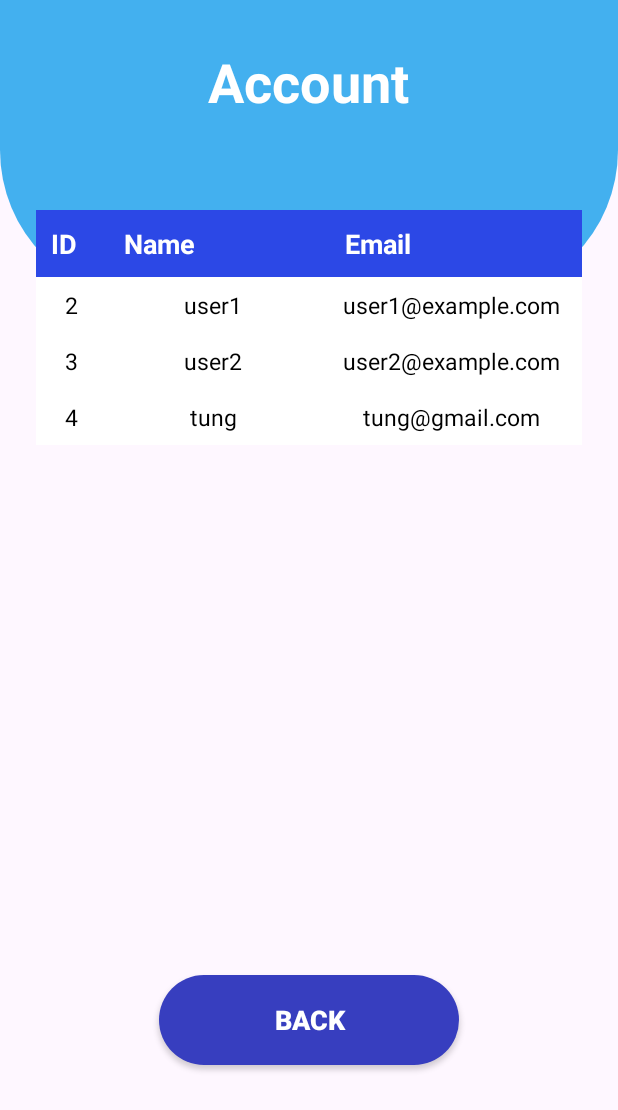
After one commit to tungpl03/Watpad_StoryReading, an Android app: the AccountManageActivity screen opened directly, with no data from a screen before it, on a phone screen of 412 x 824 dp. The commit adds this screen. Shown: the top 1110 px of the screen. Run offline under Robolectric (Android 15) with nearby library versions, the phone set to English and light mode, and no system bars.

Commit message:
account manage

```diff
--- a/StoryWatpad/app/src/main/java/com/example/storywatpad/DatabaseHandler.java
+++ b/StoryWatpad/app/src/main/java/com/example/storywatpad/DatabaseHandler.java
@@ -203,7 +203,8 @@ public class DatabaseHandler extends SQLiteOpenHelper {
                     cursor.getString(5), // Bio
                     cursor.getString(6), // Role
                     cursor.getString(7),  // CreatedAt
-                    cursor.getString(8)
+                    cursor.getString(8),
+                    cursor.getString(9)
             );
         }
 
@@ -229,7 +230,8 @@ public class DatabaseHandler extends SQLiteOpenHelper {
                     cursor.getString(5), // Bio
                     cursor.getString(6), // Role
                     cursor.getString(7), // CreatedAt
-                    cursor.getString(8)
+                    cursor.getString(8),
+                    cursor.getString(9)
             );
         }
 
@@ -256,7 +258,8 @@ public class DatabaseHandler extends SQLiteOpenHelper {
                     cursor.getString(5),
                     cursor.getString(6),
                     cursor.getString(7),
-                    cursor.getString(8));
+                    cursor.getString(8),
+                    cursor.getString(9));
         }
 
         cursor.close(); // Đóng Cursor sau khi sử dụng
@@ -279,7 +282,8 @@ public class DatabaseHandler extends SQLiteOpenHelper {
                     cursor.getString(5),
                     cursor.getString(6),
                     cursor.getString(7),
-                    cursor.getString(8));
+                    cursor.getString(8),
+                    cursor.getString(9));
         }
 
         cursor.close(); // Đóng Cursor sau khi sử dụng
@@ -297,4 +301,32 @@ public class DatabaseHandler extends SQLiteOpenHelper {
         db.close();
     }
 
+    public List<User> getAllUser() {
+        List<User> userList = new ArrayList<>();
+        SQLiteDatabase db = SQLiteDatabase.openDatabase(dbPath, null, SQLiteDatabase.OPEN_READWRITE);
+
+        Cursor cursor = getCursor("SELECT * FROM User WHERE Role = 'user'");
+
+        if (cursor.moveToFirst()) {
+            do {
+                User user = new User(
+                        cursor.getInt(0),
+                        cursor.getString(1),
+                        cursor.getString(2),
+                        cursor.getString(3),
+                        cursor.getString(4),
+                        cursor.getString(5),
+                        cursor.getString(6),
+                        cursor.getString(7),
+                        cursor.getString(8),
+                        cursor.getString(9)
+                );
+                userList.add(user);
+            } while (cursor.moveToNext());
+        }
+
+        cursor.close();
+        db.close();
+        return userList;
+    }
 }
--- a/StoryWatpad/app/src/main/java/com/example/storywatpad/model/User.java
+++ b/StoryWatpad/app/src/main/java/com/example/storywatpad/model/User.java
@@ -10,11 +10,12 @@ public class User {
     String Role;
     String CreatedAt;
     String UpdatedAt;
+    String Status;
 
     public User() {
     }
 
-    public User(int userId, String username, String email, String passwordHash, String avatarUrl, String bio, String role, String createdAt, String updatedAt) {
+    public User(int userId, String username, String email, String passwordHash, String avatarUrl, String bio, String role, String createdAt, String updatedAt, String status) {
         UserId = userId;
         Username = username;
         Email = email;
@@ -24,9 +25,8 @@ public class User {
         Role = role;
         CreatedAt = createdAt;
         UpdatedAt = updatedAt;
+        Status = status;
     }
-
-
 
     public int getUserId() {
         return UserId;
@@ -99,6 +99,15 @@ public class User {
     public void setUpdatedAt(String updatedAt) {
         UpdatedAt = updatedAt;
     }
+
+    public String getStatus() {
+        return Status;
+    }
+
+    public void setStatus(String status) {
+        Status = status;
+    }
+
     public String getDrawableImageName() {
         if(AvatarUrl != null){
         return AvatarUrl.replace(".jpg", "").replace(".png", "").replace(".jpeg", "");
--- /dev/null
+++ b/StoryWatpad/app/src/main/java/com/example/storywatpad/view/AccountManageActivity.java
@@ -0,0 +1,52 @@
+package com.example.storywatpad.view;
+
+import android.content.SharedPreferences;
+import android.os.Bundle;
+
+import androidx.appcompat.app.AppCompatActivity;
+import androidx.appcompat.widget.AppCompatButton;
+import androidx.recyclerview.widget.LinearLayoutManager;
+import androidx.recyclerview.widget.RecyclerView;
+
+import com.example.storywatpad.DatabaseHandler;
+import com.example.storywatpad.R;
+import com.example.storywatpad.model.User;
+import com.example.storywatpad.view.adapter.AccountAdapter;
+
+import java.util.ArrayList;
+import java.util.List;
+
+public class AccountManageActivity extends AppCompatActivity {
+
+    RecyclerView accountList;
+    List<User> userList = new ArrayList<>();
+    private DatabaseHandler db = new DatabaseHandler(this);
+    SharedPreferences SP;
+    AccountAdapter adapter;
+    User user;
+    AppCompatButton back;
+
+    @Override
+    protected void onCreate(Bundle savedInstanceState) {
+
+        super.onCreate(savedInstanceState);
+
+        setContentView(R.layout.account_manage);
+
+        SP = getSharedPreferences("wadpadlogin", MODE_PRIVATE);//KB in a fun, not out
+        user = db.getAccount(SP.getString("Email", ""), SP.getString("Password", ""));
+
+        accountList = findViewById(R.id.accountList);
+        accountList.setLayoutManager(new LinearLayoutManager(this)); // Quan trọng để hiển thị danh sách
+
+        userList = db.getAllUser();
+
+        adapter = new AccountAdapter(this, userList);
+        accountList.setAdapter(adapter);
+
+        back = findViewById(R.id.back);
+        back.setOnClickListener(view -> {
+            finish(); // Đóng Activity hiện tại để quay lại MainActivity
+        });;
+    }
+}
--- /dev/null
+++ b/StoryWatpad/app/src/main/java/com/example/storywatpad/view/AdminPageActivity.java
@@ -0,0 +1,77 @@
+package com.example.storywatpad.view;
+
+import android.content.Intent;
+import android.content.SharedPreferences;
+import android.os.Bundle;
+import android.view.View;
+
+import androidx.appcompat.app.AppCompatActivity;
+import androidx.cardview.widget.CardView;
+
+import com.example.storywatpad.DatabaseHandler;
+import com.example.storywatpad.R;
+import com.example.storywatpad.model.User;
+
+public class AdminPageActivity extends AppCompatActivity {
+    User user;
+    SharedPreferences SP;
+    CardView accountManage, storyManage, statistic, logout;
+    private DatabaseHandler db = new DatabaseHandler(this);
+
+    @Override
+    protected void onCreate(Bundle savedInstanceState) {
+        super.onCreate(savedInstanceState);
+        setContentView(R.layout.admin_page);
+        Init();
+        SP = getSharedPreferences("wadpadlogin", MODE_PRIVATE);
+        Events();
+
+
+    }
+
+    private void Events() {
+        accountManage.setOnClickListener(new View.OnClickListener() {
+            @Override
+            public void onClick(View v) {
+                Intent it = new Intent(AdminPageActivity.this, AccountManageActivity.class);
+                startActivity(it);
+            }
+        });
+
+        storyManage.setOnClickListener(new View.OnClickListener() {
+            @Override
+            public void onClick(View v) {
+
+            }
+        });
+
+        statistic.setOnClickListener(new View.OnClickListener() {
+            @Override
+            public void onClick(View v) {
+
+            }
+        });
+
+
+        logout.setOnClickListener(new View.OnClickListener() {
+            @Override
+            public void onClick(View v) {
+                SharedPreferences.Editor editor = SP.edit();
+                editor.clear();
+                editor.apply();
+                Intent it = new Intent(AdminPageActivity.this, LoginActivity.class);
+                startActivity(it);
+            }
+        });
+    }
+
+    private void Init() {
+        accountManage = findViewById(R.id.accountManage);
+        storyManage = findViewById(R.id.storyManage);
+        statistic = findViewById(R.id.statistic);
+        logout = findViewById(R.id.logout);
+        SP = getSharedPreferences("wadpadlogin", MODE_PRIVATE);//KB in a fun, not out
+        user = db.getAccount(SP.getString("Email", ""), SP.getString("Password", ""));
+    }
+
+}
--- a/StoryWatpad/app/src/main/java/com/example/storywatpad/view/ChangePasswordActivity.java
+++ b/StoryWatpad/app/src/main/java/com/example/storywatpad/view/ChangePasswordActivity.java
@@ -1,7 +1,5 @@
 package com.example.storywatpad.view;
 
-import android.app.AlertDialog;
-import android.content.DialogInterface;
 import android.content.Intent;
 import android.content.SharedPreferences;
 import android.os.Bundle;
--- a/StoryWatpad/app/src/main/java/com/example/storywatpad/view/ChangeProfileActivity.java
+++ b/StoryWatpad/app/src/main/java/com/example/storywatpad/view/ChangeProfileActivity.java
@@ -1,4 +1,5 @@
 package com.example.storywatpad.view;
+
 
 import android.content.ContextWrapper;
 import android.content.Intent;
--- a/StoryWatpad/app/src/main/java/com/example/storywatpad/view/LoginActivity.java
+++ b/StoryWatpad/app/src/main/java/com/example/storywatpad/view/LoginActivity.java
@@ -46,13 +46,23 @@ public class LoginActivity extends AppCompatActivity {
                     Toast.makeText(LoginActivity.this,
                             "Check email and password again!",
                             Toast.LENGTH_LONG).show();
-                } else {
+                }
+                else if("banned".equals(user.getStatus())){
+                    Toast.makeText(LoginActivity.this,
+                            "Your account is banned!",
+                            Toast.LENGTH_LONG).show();
+
+                }
+
+
+                else {
                     SharedPreferences.Editor editor = SP.edit();
                     editor.putString("Email", email);
                     editor.putString("Password", pass);
                     editor.apply();
 
                     if ("user".equals(user.getRole())) {
+
                         Intent it = new Intent(LoginActivity.this, MainActivity.class);
                         startActivity(it);
                         Toast.makeText(LoginActivity.this,
@@ -61,9 +71,11 @@ public class LoginActivity extends AppCompatActivity {
                     } else if ("admin".equals(user.getRole())) {
                         // Xử lý logic cho admin
 
-
-
-
+                        Intent it = new Intent(LoginActivity.this, AdminPageActivity.class);
+                        startActivity(it);
+                        Toast.makeText(LoginActivity.this,
+                                "Login successful! Hello " + user.getUsername(),
+                                Toast.LENGTH_LONG).show();
 
                     }
                 }
@@ -106,7 +118,8 @@ public class LoginActivity extends AppCompatActivity {
                     cursor.getString(5),
                     cursor.getString(6),
                     cursor.getString(7),
-                    cursor.getString(8));
+                    cursor.getString(8),
+                    cursor.getString(9));
         }
 
         cursor.close(); // Đóng Cursor sau khi sử dụng
--- a/StoryWatpad/app/src/main/java/com/example/storywatpad/view/MainActivity.java
+++ b/StoryWatpad/app/src/main/java/com/example/storywatpad/view/MainActivity.java
@@ -32,7 +32,6 @@ public class MainActivity extends AppCompatActivity {
     RecyclerView rvStory,rvHotStory;
     List<Story> arrStory = new ArrayList<>();
     List<Story> hotStories = new ArrayList<>();
-    List<ReadingHistory> readingHistories = new ArrayList<>();
     StoryAdapter adapter,hotStoryAdapter;
     private DatabaseHandler db = new DatabaseHandler(this);
     SharedPreferences SP;
--- /dev/null
+++ b/StoryWatpad/app/src/main/java/com/example/storywatpad/view/adapter/AccountAdapter.java
@@ -0,0 +1,58 @@
+package com.example.storywatpad.view.adapter;
+
+import android.content.Context;
+import android.view.LayoutInflater;
+import android.view.View;
+import android.view.ViewGroup;
+import android.widget.TextView;
+
+import androidx.annotation.NonNull;
+import androidx.recyclerview.widget.RecyclerView;
+
+import com.example.storywatpad.R;
+import com.example.storywatpad.model.Chapter;
+import com.example.storywatpad.model.User;
+
+import java.util.List;
+
+public class AccountAdapter  extends RecyclerView.Adapter<AccountAdapter.AccountViewHolder>{
+
+    private Context context;
+    private List<User> users;
+
+    public AccountAdapter(Context context, List<User> users) {
+        this.context = context;
+        this.users = users;
+    }
+
+    @NonNull
+    @Override
+    public AccountViewHolder onCreateViewHolder(@NonNull ViewGroup parent, int viewType) {
+        View view = LayoutInflater.from(context).inflate(R.layout.row_account_item, parent, false);
+        return  new AccountViewHolder(view);
+    }
+
+    @Override
+    public void onBindViewHolder(@NonNull AccountViewHolder holder, int position) {
+        User user = users.get(position);
+        holder.txtId.setText(String.valueOf(user.getUserId()));
+        holder.txtName.setText(user.getUsername());
+        holder.txtEmail.setText(user.getEmail());
+    }
+
+    @Override
+    public int getItemCount() {
+        return users.size();
+    }
+
+    public class AccountViewHolder extends RecyclerView.ViewHolder {
+
+        TextView txtId, txtName, txtEmail;
+        public AccountViewHolder(@NonNull View itemView) {
+            super(itemView);
+            txtId = itemView.findViewById(R.id.txtId);
+            txtName = itemView.findViewById(R.id.txtName);
+            txtEmail = itemView.findViewById(R.id.txtEmail);
+        }
+    }
+}
--- /dev/null
+++ b/StoryWatpad/app/src/main/res/layout/account_manage.xml
@@ -0,0 +1,86 @@
+<?xml version="1.0" encoding="utf-8"?>
+<RelativeLayout xmlns:android="http://schemas.android.com/apk/res/android"
+    android:orientation="vertical"
+    android:layout_width="match_parent"
+    android:layout_height="match_parent">
+    <View
+        android:id="@+id/top_view"
+        android:layout_width="match_parent"
+        android:layout_height="200dp"
+        android:background="@drawable/bg_view"/>
+
+    <TextView
+        android:layout_width="wrap_content"
+        android:layout_height="wrap_content"
+        android:layout_centerHorizontal="true"
+        android:layout_marginTop="30dp"
+        android:text="Account"
+        android:textColor="@color/white"
+        android:textSize="36dp"
+        android:textStyle="bold" />
+    <LinearLayout
+        android:id="@+id/headerRow"
+        android:layout_below="@id/top_view"
+        android:layout_width="match_parent"
+        android:layout_height="45dp"
+        android:layout_marginLeft="24dp"
+        android:layout_marginRight="24dp"
+        android:layout_marginTop="-60dp"
+        android:orientation="horizontal"
+        android:background="#2C48E6"
+        android:padding="10dp"
+        >
+
+        <TextView
+            android:layout_width="0dp"
+            android:layout_height="wrap_content"
+            android:layout_weight="1"
+            android:text="ID"
+            android:textSize="18sp"
+            android:textStyle="bold"
+            android:textColor="@color/white" />
+
+        <TextView
+            android:layout_width="0dp"
+            android:layout_height="wrap_content"
+            android:layout_weight="3"
+            android:text="Name"
+            android:textSize="18sp"
+            android:textStyle="bold"
+            android:textColor="@color/white" />
+
+        <TextView
+            android:layout_width="0dp"
+            android:layout_height="wrap_content"
+            android:layout_weight="3"
+            android:text="Email"
+            android:textSize="18sp"
+            android:textStyle="bold"
+            android:textColor="@color/white" />
+    </LinearLayout>
+    <!-- RecyclerView để hiển thị bảng -->
+
+    <androidx.recyclerview.widget.RecyclerView
+        android:id="@+id/accountList"
+        android:layout_width="match_parent"
+        android:layout_height="wrap_content"
+        android:layout_below="@id/top_view"
+        android:layout_marginLeft="24dp"
+        android:layout_marginTop="-15dp"
+        android:layout_marginRight="24dp"
+        android:layout_marginBottom="100dp"
+        android:background="@color/white" />
+
+    <androidx.appcompat.widget.AppCompatButton
+        android:id="@+id/back"
+        android:layout_width="200dp"
+        android:layout_height="60dp"
+        android:layout_centerHorizontal="true"
+        android:layout_marginTop="650dp"
+        android:background="@drawable/btn_background_2"
+        android:text="Back"
+        android:textColor="#ffffff"
+        android:textSize="18sp"
+        android:textStyle="bold" />
+
+</RelativeLayout>
--- a/StoryWatpad/app/src/main/res/layout/admin_page.xml
+++ b/StoryWatpad/app/src/main/res/layout/admin_page.xml
@@ -21,6 +21,7 @@
         android:layout_below="@id/top_view">
 
         <androidx.cardview.widget.CardView
+            android:id="@+id/accountManage"
             android:layout_width="150dp"
             android:layout_height="150dp"
             app:cardCornerRadius="15dp"
@@ -56,6 +57,7 @@
         </androidx.cardview.widget.CardView>
 
         <androidx.cardview.widget.CardView
+            android:id="@+id/storyManage"
             android:layout_width="150dp"
             android:layout_height="150dp"
             app:cardCornerRadius="15dp"
@@ -90,6 +92,7 @@
 
         </androidx.cardview.widget.CardView>
         <androidx.cardview.widget.CardView
+            android:id="@+id/logout"
             android:layout_width="150dp"
             android:layout_height="150dp"
             app:cardCornerRadius="15dp"
@@ -125,6 +128,7 @@
         </androidx.cardview.widget.CardView>
 
         <androidx.cardview.widget.CardView
+            android:id="@+id/statistic"
             android:layout_width="150dp"
             android:layout_height="150dp"
             app:cardCornerRadius="15dp"
@@ -151,7 +155,7 @@
                 <TextView
                     android:layout_width="wrap_content"
                     android:layout_height="wrap_content"
-                    android:text="Account manage"
+                    android:text="Statistic"
                     android:layout_gravity="center_horizontal"
                     android:textStyle="bold"
                     android:textSize="18sp"/>
--- /dev/null
+++ b/StoryWatpad/app/src/main/res/layout/row_account_item.xml
@@ -0,0 +1,41 @@
+<?xml version="1.0" encoding="utf-8"?>
+<LinearLayout xmlns:android="http://schemas.android.com/apk/res/android"
+    android:layout_width="match_parent"
+    android:layout_height="wrap_content"
+    android:orientation="horizontal"
+    android:padding="8dp"
+    android:background="@android:color/white">
+
+    <!-- Cột No -->
+    <TextView
+        android:id="@+id/txtId"
+        android:layout_width="0dp"
+        android:layout_height="wrap_content"
+        android:layout_weight="1"
+        android:text="1"
+        android:gravity="center"
+        android:textSize="15sp"
+        android:textColor="@android:color/black"/>
+
+    <!-- Cột Name -->
+    <TextView
+        android:id="@+id/txtName"
+        android:layout_width="0dp"
+        android:layout_height="wrap_content"
+        android:layout_weight="5"
+        android:text="John Doe"
+        android:gravity="center"
+        android:textSize="15sp"
+        android:textColor="@android:color/black"/>
+
+    <!-- Cột Email -->
+    <TextView
+        android:id="@+id/txtEmail"
+        android:layout_width="0dp"
+        android:layout_height="wrap_content"
+        android:layout_weight="5"
+        android:text="john.doe@email.com"
+        android:gravity="center"
+        android:textSize="15sp"
+        android:textColor="@android:color/black"/>
+</LinearLayout>
```
Also changed, not shown: StoryWatpad/app/src/main/AndroidManifest.xml (+7 -0 lines), StoryWatpad/app/src/main/assets/ReadingStoryDB.sqlite.
